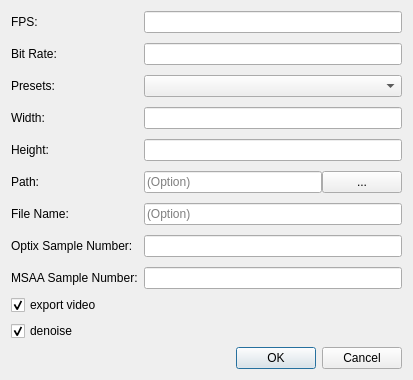
Qt form ui/zenoedit/dialog/zrecorddlg.ui (zenustech/zeno) before a commit.
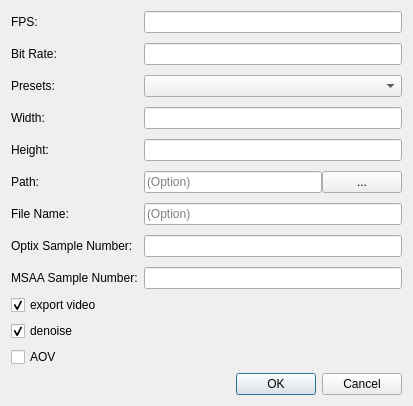
The same form after that commit.

Commit message: aov-button

```diff
--- a/ui/zenoedit/dialog/zrecorddlg.ui
+++ b/ui/zenoedit/dialog/zrecorddlg.ui
@@ -150,6 +150,16 @@
      </property>
     </widget>
    </item>
+   <item>
+    <widget class="QCheckBox" name="cbAOV">
+     <property name="text">
+      <string>AOV</string>
+     </property>
+     <property name="checked">
+      <bool>false</bool>
+     </property>
+    </widget>
+   </item>
    <item>
     <spacer name="verticalSpacer">
      <property name="orientation">
```
The commit also changes 2 other files.
